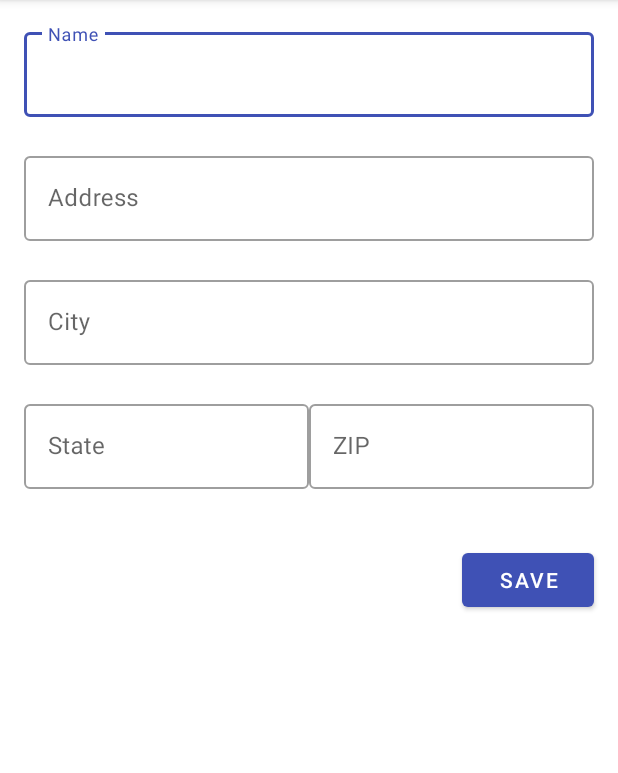
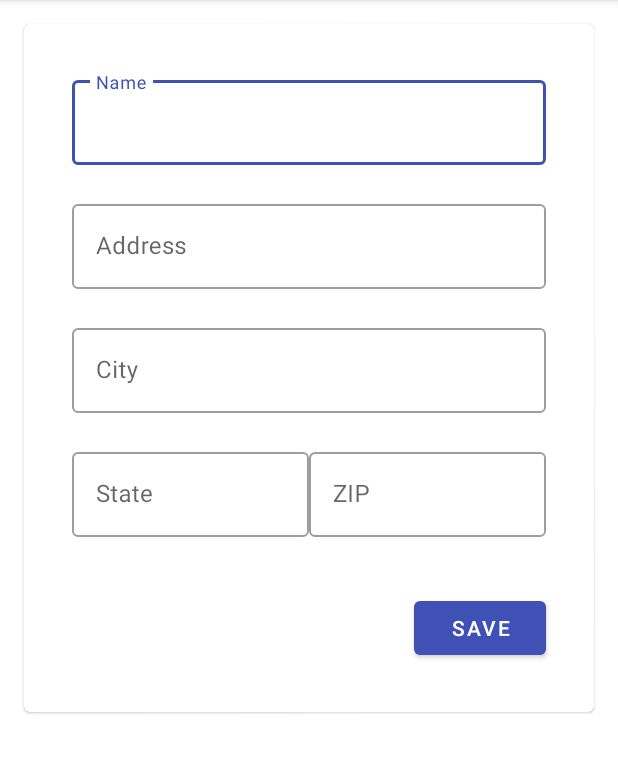
Before and after one commit to flaviokreis/android-study-2020, an Android app: the screen it shows after launch (ShippingInfoActivity), on a phone screen of 412 x 824 dp, the part 84-857 px from its top. Run offline under Robolectric (Android 15) with nearby library versions, the phone set to English and light mode, and no system bars; libraries missing offline, so code that uses them is left out: com.google.codelabs.mdc.

Commit message:
Add layout inside card

```diff
--- a/shipping/app/src/main/res/layout/shipping_info_activity.xml
+++ b/shipping/app/src/main/res/layout/shipping_info_activity.xml
@@ -6,53 +6,59 @@
     android:layout_height="match_parent"
     tools:context=".ShippingInfoActivity">
 
+    <com.google.android.material.card.MaterialCardView
+        android:layout_width="match_parent"
+        android:layout_height="wrap_content"
+        android:layout_margin="16dp"
+        app:contentPadding="16dp">
+
         <LinearLayout
             android:layout_width="match_parent"
             android:layout_height="wrap_content"
-      android:padding="16dp"
             android:clipToPadding="false"
-      android:orientation="vertical">
+            android:orientation="vertical"
+            android:padding="16dp">
 
             <com.google.android.material.textfield.TextInputLayout
                 android:id="@+id/name_text_input"
+                style="@style/Widget.MaterialComponents.TextInputLayout.OutlinedBox"
                 android:layout_width="match_parent"
                 android:layout_height="wrap_content"
-        style="@style/Widget.MaterialComponents.TextInputLayout.OutlinedBox"
                 app:errorEnabled="true">
 
                 <com.google.android.material.textfield.TextInputEditText
                     android:id="@+id/name_edit_text"
                     android:layout_width="match_parent"
                     android:layout_height="wrap_content"
-          android:hint="@string/label_name"/>
+                    android:hint="@string/label_name" />
             </com.google.android.material.textfield.TextInputLayout>
 
             <com.google.android.material.textfield.TextInputLayout
                 android:id="@+id/address_text_input"
+                style="@style/Widget.MaterialComponents.TextInputLayout.OutlinedBox"
                 android:layout_width="match_parent"
                 android:layout_height="wrap_content"
-        style="@style/Widget.MaterialComponents.TextInputLayout.OutlinedBox"
                 app:errorEnabled="true">
 
                 <com.google.android.material.textfield.TextInputEditText
                     android:id="@+id/address_edit_text"
                     android:layout_width="match_parent"
                     android:layout_height="wrap_content"
-          android:hint="@string/label_address"/>
+                    android:hint="@string/label_address" />
             </com.google.android.material.textfield.TextInputLayout>
 
             <com.google.android.material.textfield.TextInputLayout
                 android:id="@+id/city_text_input"
+                style="@style/Widget.MaterialComponents.TextInputLayout.OutlinedBox"
                 android:layout_width="match_parent"
                 android:layout_height="wrap_content"
-        style="@style/Widget.MaterialComponents.TextInputLayout.OutlinedBox"
                 app:errorEnabled="true">
 
                 <com.google.android.material.textfield.TextInputEditText
                     android:id="@+id/city_edit_text"
                     android:layout_width="match_parent"
                     android:layout_height="wrap_content"
-          android:hint="@string/label_city"/>
+                    android:hint="@string/label_city" />
             </com.google.android.material.textfield.TextInputLayout>
 
             <LinearLayout
@@ -62,42 +68,44 @@
 
                 <com.google.android.material.textfield.TextInputLayout
                     android:id="@+id/state_text_input"
+                    style="@style/Widget.MaterialComponents.TextInputLayout.OutlinedBox"
                     android:layout_width="match_parent"
                     android:layout_height="wrap_content"
                     android:layout_weight=".5"
-          style="@style/Widget.MaterialComponents.TextInputLayout.OutlinedBox"
                     app:errorEnabled="true">
 
                     <com.google.android.material.textfield.TextInputEditText
                         android:id="@+id/state_edit_text"
                         android:layout_width="match_parent"
                         android:layout_height="wrap_content"
-            android:hint="@string/label_state"/>
+                        android:hint="@string/label_state" />
                 </com.google.android.material.textfield.TextInputLayout>
 
                 <com.google.android.material.textfield.TextInputLayout
                     android:id="@+id/zip_text_input"
+                    style="@style/Widget.MaterialComponents.TextInputLayout.OutlinedBox"
                     android:layout_width="match_parent"
                     android:layout_height="wrap_content"
                     android:layout_weight=".5"
-          style="@style/Widget.MaterialComponents.TextInputLayout.OutlinedBox"
                     app:errorEnabled="true">
 
                     <com.google.android.material.textfield.TextInputEditText
                         android:id="@+id/zip_edit_text"
                         android:layout_width="match_parent"
                         android:layout_height="wrap_content"
-            android:hint="@string/label_zip"/>
+                        android:hint="@string/label_zip" />
                 </com.google.android.material.textfield.TextInputLayout>
             </LinearLayout>
 
-    <Button
+            <com.google.android.material.button.MaterialButton
                 android:id="@+id/save_button"
+                style="@style/Widget.MaterialComponents.Button"
                 android:layout_width="wrap_content"
                 android:layout_height="wrap_content"
+                android:layout_gravity="end"
                 android:layout_marginTop="16dp"
-        android:layout_gravity="end"
-        android:text="@string/label_save"/>
+                android:text="@string/label_save" />
 
         </LinearLayout>
+    </com.google.android.material.card.MaterialCardView>
 </ScrollView>
```
Lines whose indentation alone changed are shown as unchanged.
